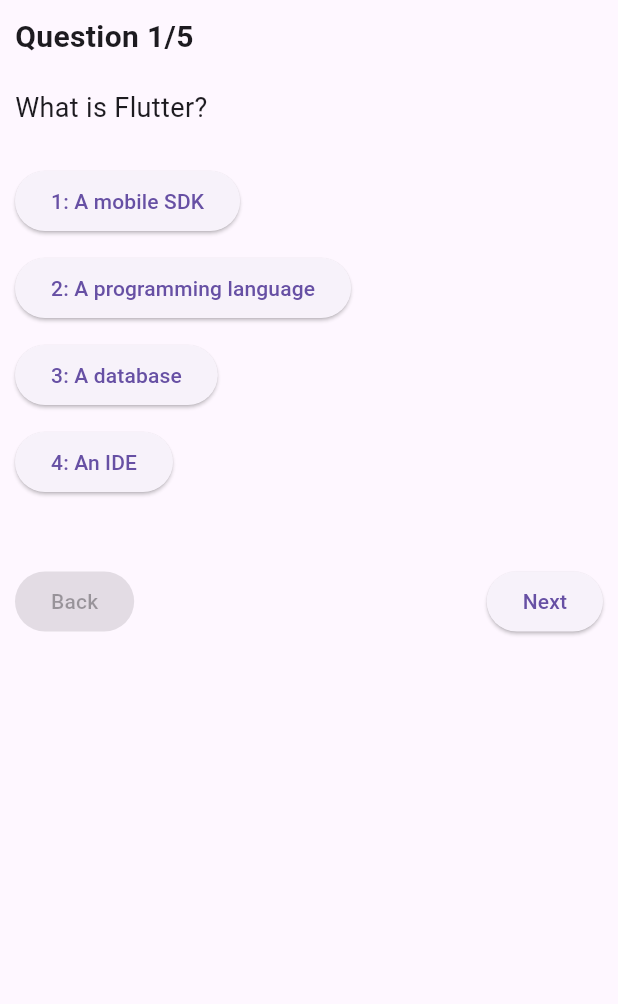
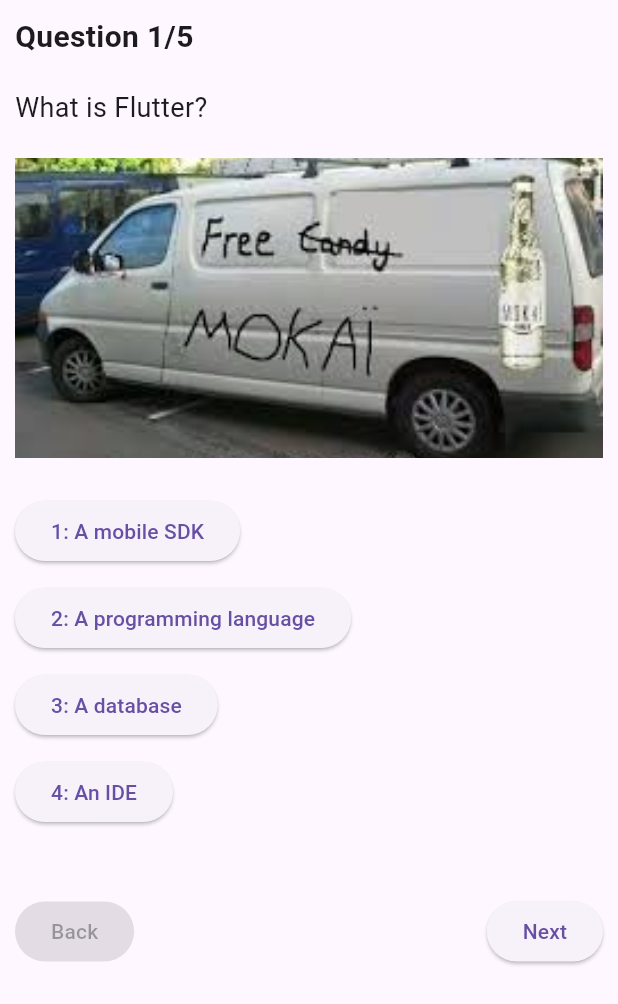
Before and after one commit to Turbobent/QuizApp, a Flutter app: the Test widget shown alone on an empty page, opened directly, on a phone screen of 412 x 824 dp. Shown: the top 1004 px of the screen. Run offline on Flutter 3.47's test engine with Material 3 defaults, Android fonts, the phone set to English and light mode, and no system bars.

Commit message:
test pic

```diff
--- a/quizapp/lib/screen/studentscreens/test.dart
+++ b/quizapp/lib/screen/studentscreens/test.dart
@@ -10,7 +10,7 @@ class TestApp extends StatelessWidget {
     return MaterialApp(
       home: Scaffold(
         appBar: AppBar(
-          title: const Text('test name'),
+          title: const Text('Quiz App'),
         ),
         body: const Test(),
       ),
@@ -26,27 +26,37 @@ class Test extends StatefulWidget {
 }
 
 class _TestState extends State<Test> {
-  // Hardcoded list of questions and answers
+  // Hardcoded list of questions, answers, and images
   final List<Map<String, dynamic>> questions = [
     {
       'question': 'What is Flutter?',
-      'answers': ['1: A mobile SDK', '2: A programming language', '3: A database', '4: An IDE']
+      'answers': ['1: A mobile SDK', '2: A programming language', '3: A database', '4: An IDE'],
+      'image': 'assets/randers2.jpg',
     },
     {
       'question': 'What is Dart?',
-      'answers': ['A programming language', 'A web framework', 'A mobile SDK', 'A game engine']
+      'answers': ['A programming language', 'A web framework', 'A mobile SDK', 'A game engine'],
+      'image': 'assets/john.jpg',
     },
     {
       'question': 'Explain StatefulWidget in Flutter.',
-      'answers': ['A widget with state', 'A stateless widget', 'A UI component', 'A plugin']
+      'answers': ['A widget with state', 'A stateless widget', 'A UI component', 'A plugin'],
+      'image': 'assets/mike.jpg',
     },
     {
       'question': 'What is a Widget in Flutter?',
-      'answers': ['A UI component', 'A database', 'A mobile SDK', 'A programming language']
+      'answers': ['A UI component', 'A database', 'A mobile SDK', 'A programming language'],
+      'image': 'assets/randers2.jpg',
     },
     {
       'question': 'What is the difference between hot reload and hot restart?',
-      'answers': ['Hot reload updates UI instantly', 'Hot restart restarts the app', 'Both restart the app', 'Both refresh the UI' ]
+      'answers': [
+        'Hot reload updates UI instantly',
+        'Hot restart restarts the app',
+        'Both restart the app',
+        'Both refresh the UI'
+      ],
+      'image': 'assets/randers2.jpg',
     },
   ];
 
@@ -78,12 +88,14 @@ class _TestState extends State<Test> {
 
   @override
   Widget build(BuildContext context) {
-    // Get the current question and answers
+    // Get the current question, answers, and image
     final currentQuestion = questions[currentQuestionIndex]['question'];
     final currentAnswers = questions[currentQuestionIndex]['answers'] as List<String>;
+    final currentImage = questions[currentQuestionIndex]['image'];
 
     return Padding(
       padding: const EdgeInsets.all(10.0),
+      child: SingleChildScrollView(
         child: Column(
           crossAxisAlignment: CrossAxisAlignment.stretch,
           children: <Widget>[
@@ -96,6 +108,18 @@ class _TestState extends State<Test> {
             Text(
               currentQuestion,
               style: const TextStyle(fontSize: 18),
+            ),
+            const SizedBox(height: 20),
+            // Display the image related to the current question
+            Container(
+              constraints: BoxConstraints(
+                maxHeight: 200, // Maximum height of the image
+                maxWidth: double.infinity, // Ensure it uses full width available
+              ),
+              child: Image.asset(
+                currentImage,
+                fit: BoxFit.cover, // Ensures the image covers the box without distortion
+              ),
             ),
             const SizedBox(height: 20),
             // Display the list of answers
@@ -133,14 +157,14 @@ class _TestState extends State<Test> {
                 // Next Button
                 ElevatedButton(
                   onPressed: currentQuestionIndex < questions.length - 1
-                    ? _nextQuestion
-                    : null,
+                      ? _nextQuestion : null,
                   child: const Text('Next'),
                 ),
               ],
             ),
           ],
         ),
+      ),
     );
   }
 }
--- a/quizapp/pubspec.yaml
+++ b/quizapp/pubspec.yaml
@@ -17,6 +17,7 @@ publish_to: 'none' # Remove this line if you wish to publish to pub.dev
 # In Windows, build-name is used as the major, minor, and patch parts
 # of the product and file versions while build-number is used as the build suffix.
 version: 1.0.0+1
+
 
 environment:
   sdk: '>=3.4.3 <4.0.0'
@@ -53,7 +54,10 @@ dev_dependencies:
 
 # The following section is specific to Flutter packages.
 flutter:
-
+  assets:
+    - assets/john.jpg
+    - assets/mike.jpg
+    - assets/randers2.jpg
   # The following line ensures that the Material Icons font is
   # included with your application, so that you can use the icons in
   # the material Icons class.
```
Also changed, not shown: quizapp/assets/john.jpg (added), quizapp/assets/mike.jpg (added), quizapp/assets/randers2.jpg (added). Lines whose indentation alone changed are shown as unchanged.
